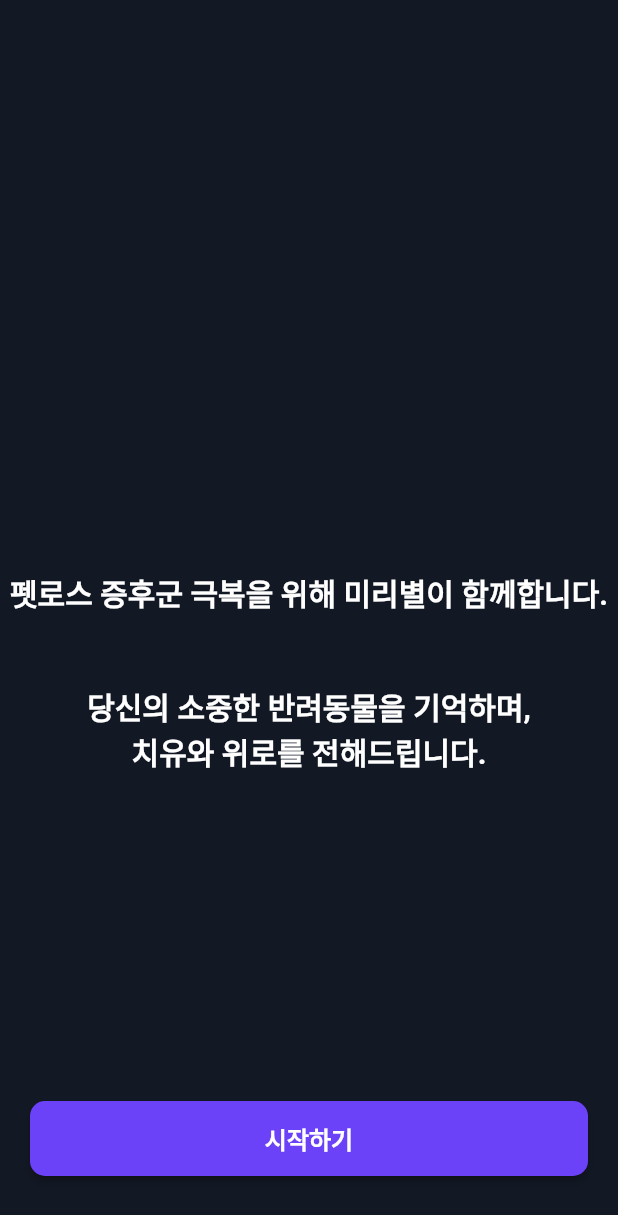
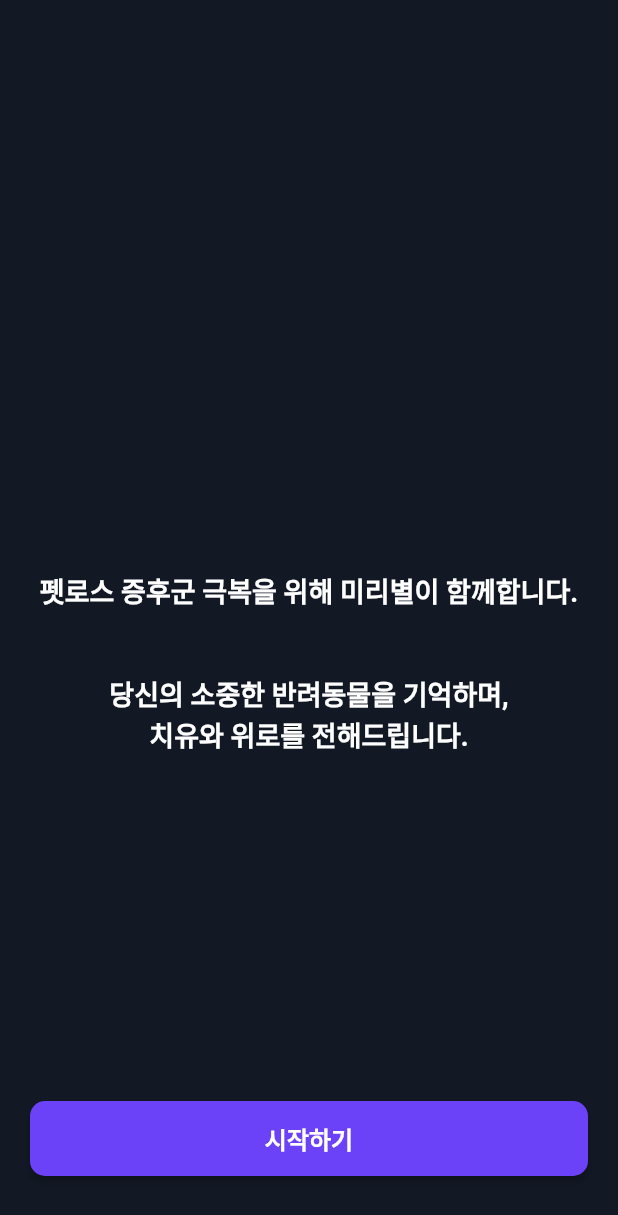
Before and after one commit to Miribyeol/MIRI-APP, a Flutter app: the StoryScreen screen opened by its route, on a phone screen of 412 x 824 dp. Shown: the top 1215 px of the screen. Run offline on Flutter 3.47's test engine with Material 2 defaults, Android fonts, the phone set to English and light mode, and no system bars; our stand-ins replace flutter_dotenv, flutter_secure_storage, image_picker; missing offline and left inert: kakao_flutter_sdk; accounts and stored records are empty; network calls fail.

Commit message:
env수정

```diff
--- a/lib/main.dart
+++ b/lib/main.dart
@@ -19,6 +19,7 @@ class MyApp extends StatelessWidget {
 
   @override
   Widget build(BuildContext context) {
+    // ignore: unused_local_variable
     final KakaoLoginService kakaoLogin = KakaoLoginService();
 
     return MaterialApp(
--- a/lib/screens/start.dart
+++ b/lib/screens/start.dart
@@ -1,6 +1,6 @@
 import 'package:flutter/material.dart';
 import 'package:url_launcher/url_launcher.dart';
-import '../services/start_service.dart'; // Import the ApiService
+import '../services/start_service.dart';
 
 class StartScreen extends StatefulWidget {
   const StartScreen({super.key});
@@ -15,7 +15,7 @@ class _StartScreenState extends State<StartScreen> {
 
   List<String> emotion = [];
   List<Map<String, dynamic>> contentData = [];
-  ApiService apiService = ApiService(); // Create an instance of the ApiService
+  ApiService apiService = ApiService();
 
   @override
   void initState() {
--- a/lib/screens/story.dart
+++ b/lib/screens/story.dart
@@ -20,7 +20,7 @@ class StoryScreen extends StatelessWidget {
                 '당신의 소중한 반려동물을 기억하며,\n치유와 위로를 전해드립니다.',
                 style: TextStyle(
                   color: Colors.white,
-                  fontSize: 20.0,
+                  fontSize: 18.0,
                   fontWeight: FontWeight.bold,
                 ),
                 textAlign: TextAlign.center,
--- a/lib/services/kakao_login_service.dart
+++ b/lib/services/kakao_login_service.dart
@@ -22,7 +22,7 @@ class KakaoLoginService {
           },
           body: body);
 
-      if (response.statusCode == 200) {
+      if (response.statusCode == 200 || response.statusCode == 201) {
         print('서버 응답 성공: ${response.body}');
         var data = jsonDecode(response.body)["result"]["token"];
         await _storage.write(key: 'jwt_token', value: data);
```
Also changed, not shown: lib/screens/pet_charnel.dart (+7 -8 lines), lib/screens/pet_info_input.dart (+18 -20 lines), 1 other file.
